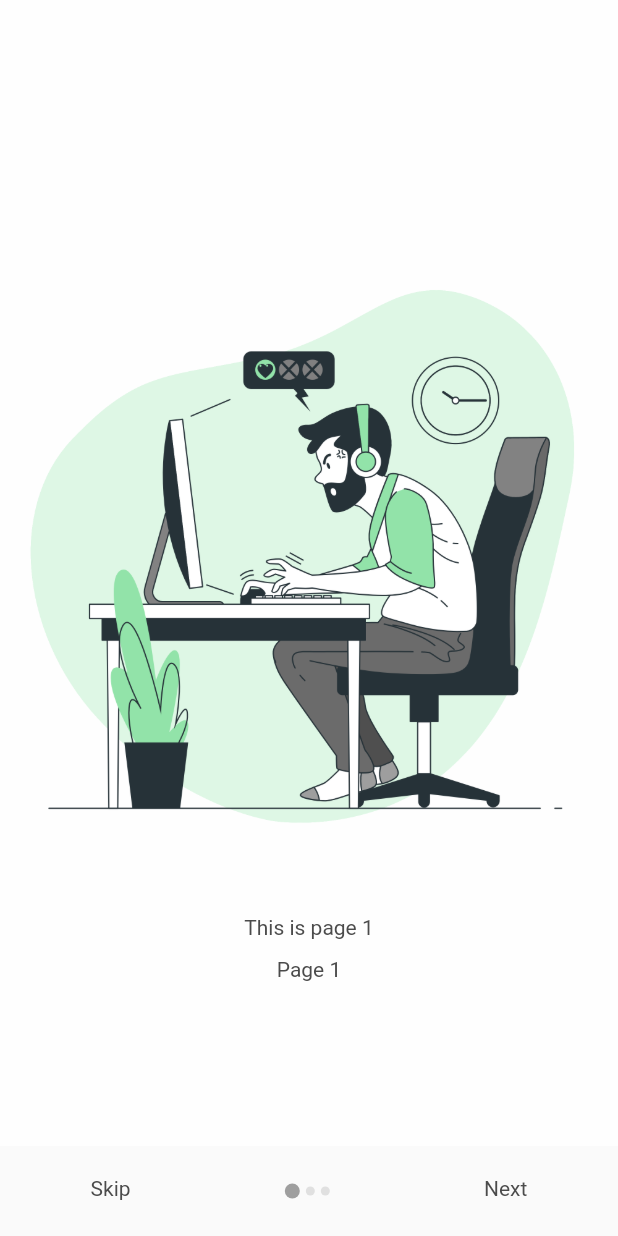
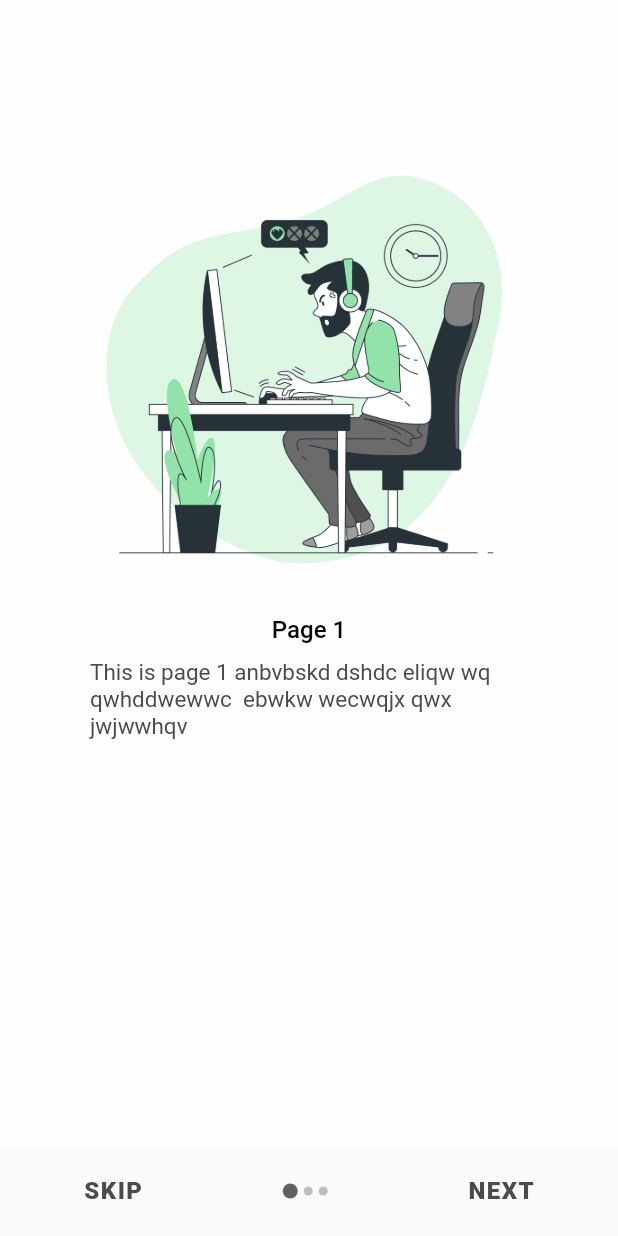
Before and after one commit to sourabhb77/ShopConn-Flutter-App, a Flutter app: the screen it shows after launch, on a phone screen of 412 x 824 dp. Run offline on Flutter 3.47's test engine with Material 2 defaults, Android fonts, the phone set to English and light mode, and no system bars; our stand-ins replace after_layout, carousel_slider, cloud_firestore, firebase_auth, firebase_storage, image_cropper and 5 more; missing offline and left inert: dart:ffi; accounts and stored records are empty.

```diff
--- a/lib/api/shopconnApi.dart
+++ b/lib/api/shopconnApi.dart
@@ -1,22 +1,15 @@
 import 'dart:io';
 
-// import 'package:shopconn/model/book.dart';
 import 'package:firebase_storage/firebase_storage.dart';
-import 'package:shared_preferences/shared_preferences.dart';
 import 'package:shopconn/models/SavedProductData.dart';
 import 'package:shopconn/models/clothes.dart';
 import 'package:shopconn/models/note.dart';
 import 'package:shopconn/models/other.dart';
 import 'package:shopconn/models/user.dart';
 import 'package:shopconn/notifier/authNotifier.dart';
-// import 'package:shopconn/notifier/book_notifier.dart';
 import 'package:cloud_firestore/cloud_firestore.dart';
 import 'package:firebase_auth/firebase_auth.dart';
-// import 'package:firebase_storage/firebase_storage.dart';
-import 'package:path/path.dart' as path;
-import 'package:shopconn/notifier/bookNotifier.dart';
 import 'package:shopconn/notifier/productNotifier.dart';
-// import 'package:uuid/uuid.dart';
 
 login(User user, AuthNotifier authNotifier) async {
   AuthResult authResult = await FirebaseAuth.instance
@@ -73,8 +66,6 @@ signout(AuthNotifier authNotifier) async {
       .signOut()
       .catchError((error) => print(error.code));
   authNotifier.setUser(null);
-  SharedPreferences prefs = await SharedPreferences.getInstance();
-  await prefs.setBool('logined', false);
 }
 
 initializeCurrentUser(AuthNotifier authNotifier) async {
--- a/lib/main.dart
+++ b/lib/main.dart
@@ -62,7 +62,6 @@ class MyApp extends StatelessWidget {
           textTheme: TextTheme(
             bodyText2: TextStyle(color: sc_BodyTextColor),
           )),
-      //home: ChatBox(),
       home: SplashScreen(),
       // home: Consumer<AuthNotifier>(
       //   builder: (context, notifier, child) {
--- a/lib/models/BoardingSlider.dart
+++ b/lib/models/BoardingSlider.dart
@@ -1,47 +1,50 @@
-class  BoardingSlider
-{
+class BoardingSlider {
   String imagePath;
-  String title,description;
-  BoardingSlider({this.imagePath,this.title,this.description});
+  String title, description;
+  BoardingSlider({this.imagePath, this.title, this.description});
 
-  void setTitle(String title)
-  {
-    this.title=title;
+  void setTitle(String title) {
+    this.title = title;
   }
-  String getTitle()
-  {
+
+  String getTitle() {
     return this.title;
   }
 
-  void setImagePath(String path)
-  {
-    this.imagePath=path;
+  void setImagePath(String path) {
+    this.imagePath = path;
   }
 
-  String getImagePath()
-  {
+  String getImagePath() {
     return this.imagePath;
   }
 
-  void setDescription(String  des)
-  {
-    this.description=des;
+  void setDescription(String des) {
+    this.description = des;
   }
 
-  String getDescription()
-  {
+  String getDescription() {
     return this.description;
   }
 }
 
-
-List<BoardingSlider> getSliderList()
-{
-  List<BoardingSlider> list= List<BoardingSlider>();
-  BoardingSlider l1=BoardingSlider(imagePath:"assets/images/game.png",title:"Page 1",description:"This is page 1");
-  BoardingSlider l2=BoardingSlider(imagePath:"assets/images/error.png",title:"Page 2",description:"This is page 2");
-  BoardingSlider l3=BoardingSlider(imagePath:"assets/images/game.png",title:"Page 3",description:"This is page 3");
-
+List<BoardingSlider> getSliderList() {
+  List<BoardingSlider> list = List<BoardingSlider>();
+  BoardingSlider l1 = BoardingSlider(
+      imagePath: "assets/images/game.png",
+      title: "Page 1",
+      description:
+          "This is page 1 anbvbskd dshdc eliqw wq qwhddwewwc  ebwkw wecwqjx qwx jwjwwhqv");
+  BoardingSlider l2 = BoardingSlider(
+      imagePath: "assets/images/error.png",
+      title: "Page 2",
+      description:
+          "This is page 2b vbskd dshdc eliqw wq qwhddwewwc  ebwkw wecwqjx qwx jwjwwhqv");
+  BoardingSlider l3 = BoardingSlider(
+      imagePath: "assets/images/game.png",
+      title: "Page 3",
+      description:
+          "This is page 3 bvbskd dshdc eliqw wq qwhddwewwc  ebwkw wecwqjx qwx jwjwwhqv");
 
   list.add(l1);
   list.add(l2);
--- a/lib/screens/HomeScreen.dart
+++ b/lib/screens/HomeScreen.dart
@@ -2,6 +2,7 @@ import 'package:cloud_firestore/cloud_firestore.dart';
 import 'package:flutter/material.dart';
 import 'package:flutter/rendering.dart';
 import 'package:provider/provider.dart';
+import 'package:shared_preferences/shared_preferences.dart';
 import 'package:shopconn/api/shopconnApi.dart';
 import 'package:shopconn/const/Theme.dart';
 import 'package:shopconn/notifier/authNotifier.dart';
@@ -20,6 +21,11 @@ import 'package:shopconn/screens/SearchProductScreen.dart';
 class HomeScreen extends StatefulWidget {
   @override
   _HomeScreenState createState() => _HomeScreenState();
+}
+
+_clearUser() async {
+  SharedPreferences prefs = await SharedPreferences.getInstance();
+  await prefs.setBool('logined', false);
 }
 
 class _HomeScreenState extends State<HomeScreen> {
@@ -134,6 +140,7 @@ class _HomeScreenState extends State<HomeScreen> {
                     signout(authNotifier);
                     Navigator.of(context).pushReplacement(
                         MaterialPageRoute(builder: (context) => Login()));
+                    _clearUser();
                   },
                   child: Text(
                     "Sign Out",
--- a/lib/screens/boarding/boarding.dart
+++ b/lib/screens/boarding/boarding.dart
@@ -3,6 +3,7 @@ import 'dart:io';
 import 'package:flutter/widgets.dart';
 import 'package:flutter/material.dart';
 import 'package:provider/provider.dart';
+import 'package:shopconn/const/Theme.dart';
 import 'package:shopconn/models/BoardingSlider.dart';
 import 'package:shopconn/notifier/authNotifier.dart';
 import 'package:shopconn/screens/login.dart';
@@ -24,7 +25,7 @@ class _BoardingScreenState extends State<BoardingScreen> {
       width: isCurrentPage ? 10 : 6,
       decoration: BoxDecoration(
         borderRadius: BorderRadius.circular(12),
-        color: isCurrentPage ? Colors.grey : Colors.grey[300],
+        color: isCurrentPage ? Colors.grey[700] : Colors.grey[400],
       ),
     );
   }
@@ -37,8 +38,6 @@ class _BoardingScreenState extends State<BoardingScreen> {
 
   @override
   Widget build(BuildContext context) {
-    // AuthNotifier authNotifier = Provider.of<AuthNotifier>(context);
-
     return Scaffold(
       body: PageView.builder(
         controller: pageController,
@@ -56,8 +55,7 @@ class _BoardingScreenState extends State<BoardingScreen> {
       ),
       bottomSheet: currIndex != sliderList.length - 1
           ? Container(
-              // height: Platform.isIOS? 70: 60,
-              // padding: EdgeInsets.symmetric(horizontal:20),
+              height: 60,
               child: Row(
                 mainAxisAlignment: MainAxisAlignment.spaceAround,
                 children: <Widget>[
@@ -68,8 +66,15 @@ class _BoardingScreenState extends State<BoardingScreen> {
                           curve: Curves.linear);
                     },
                     child: Container(
-                      child: Text("Skip"),
-                      height: Platform.isIOS ? 70 : 60,
+                      child: Text(
+                        "SKIP",
+                        style: TextStyle(
+                          fontSize: 16.0,
+                          fontWeight: FontWeight.w900,
+                          letterSpacing: 1.0,
+                        ),
+                      ),
+                      height: 60,
                       padding:
                           EdgeInsets.symmetric(horizontal: 20, vertical: 20),
                     ),
@@ -90,47 +95,24 @@ class _BoardingScreenState extends State<BoardingScreen> {
                           curve: Curves.linear);
                     },
                     child: Container(
-                        height: Platform.isIOS ? 70 : 60,
+                      // color: sc_PrimaryColor,
+                      height: 60,
                       padding:
                           EdgeInsets.symmetric(horizontal: 20, vertical: 20),
-                        child: Text("Next")),
+                      child: Text(
+                        "NEXT",
+                        style: TextStyle(
+                          fontSize: 16.0,
+                          fontWeight: FontWeight.w900,
+                          letterSpacing: 1.0,
+                        ),
+                      ),
+                    ),
                   ),
                 ],
               ),
             )
-          : Container(
-              // height: Platform.isIOS? 70: 60,
-              // padding: EdgeInsets.symmetric(horizontal:20),
-              child: Row(
-                mainAxisAlignment: MainAxisAlignment.spaceAround,
-                children: <Widget>[
-                  InkWell(
-                    onTap: () => {
-                      setState(() {
-                        // Pop this page to home page login
-                        Navigator.pushReplacement(
-                          context,
-                          MaterialPageRoute(builder: (context) => Login()),
-                        );
-                      })
-                    },
-                    child: Container(
-                      child: Text("SignUP"),
-                      height: Platform.isIOS ? 70 : 60,
-                      padding:
-                          EdgeInsets.symmetric(horizontal: 20, vertical: 20),
-                    ),
-                  ),
-                  Row(
-                    children: <Widget>[
-                      for (int i = 0; i < sliderList.length; ++i)
-                        Padding(
-                          padding: const EdgeInsets.fromLTRB(2, 0, 2, 0),
-                          child: pageIndicator(currIndex == i),
-                        ),
-                    ],
-                  ),
-                  InkWell(
+          : InkWell(
               onTap: () {
                 Navigator.pushReplacement(
                   context,
@@ -138,12 +120,27 @@ class _BoardingScreenState extends State<BoardingScreen> {
                 );
               },
               child: Container(
-                        height: Platform.isIOS ? 70 : 60,
-                        padding:
-                            EdgeInsets.symmetric(horizontal: 20, vertical: 20),
-                        child: Text("LogIN")),
+                height: 50,
+                margin: EdgeInsets.fromLTRB(20.0, 10.0, 20.0, 10.0),
+                decoration: BoxDecoration(
+                  borderRadius: BorderRadius.circular(8.0),
+                  color: sc_PrimaryColor,
+                ),
+                child: Row(
+                  mainAxisAlignment: MainAxisAlignment.center,
+                  crossAxisAlignment: CrossAxisAlignment.center,
+                  children: <Widget>[
+                    Text(
+                      "GET STARTED",
+                      style: TextStyle(
+                        color: sc_AppBarTextColor,
+                        fontSize: 16.0,
+                        fontWeight: FontWeight.w900,
+                        letterSpacing: 1.0,
+                      ),
                     ),
                   ],
+                ),
               ),
             ),
     );
@@ -157,17 +154,38 @@ class SliderTile extends StatelessWidget {
   Widget build(BuildContext context) {
     return Container(
       child: Column(
-        mainAxisAlignment: MainAxisAlignment.center,
         children: <Widget>[
-          Image.asset(imagePath),
           SizedBox(
-            height: 28,
+            height: 100.0,
           ),
-          Text(description),
+          Container(
+            margin: EdgeInsets.fromLTRB(20.0, 0.0, 20.0, 10.0),
+            height: 300.0,
+            child: Image.asset(
+              imagePath,
+              fit: BoxFit.fitHeight,
+            ),
+          ),
+          Text(
+            title,
+            style: TextStyle(
+              color: sc_ItemTitleColor,
+              fontSize: 16.0,
+              fontWeight: FontWeight.w500,
+            ),
+          ),
           SizedBox(
-            height: 12,
+            height: 10.0,
           ),
-          Text(title)
+          Container(
+            margin: EdgeInsets.fromLTRB(60.0, 0.0, 60.0, 0.0),
+            child: Text(
+              description,
+              style: TextStyle(
+                fontSize: 15.0,
+              ),
+            ),
+          ),
         ],
       ),
     );
--- a/lib/screens/login.dart
+++ b/lib/screens/login.dart
@@ -150,6 +150,7 @@ class _LoginState extends State<Login> {
         onSaved: (String value) {
           _user.email = value.trim();
         },
+        autofocus: true,
       ),
     );
   }
```
Also changed, not shown: lib/screens/OnlyCategoryProductScreen.dart (+15 -31 lines), 2 other files. Lines whose indentation alone changed are shown as unchanged.
